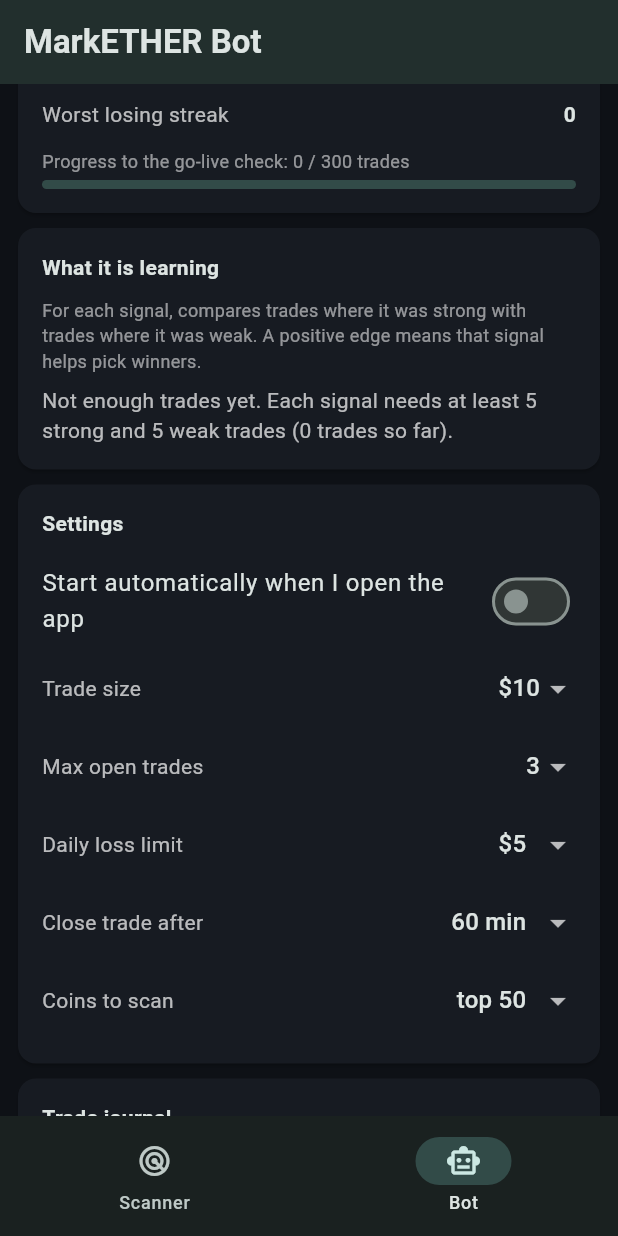
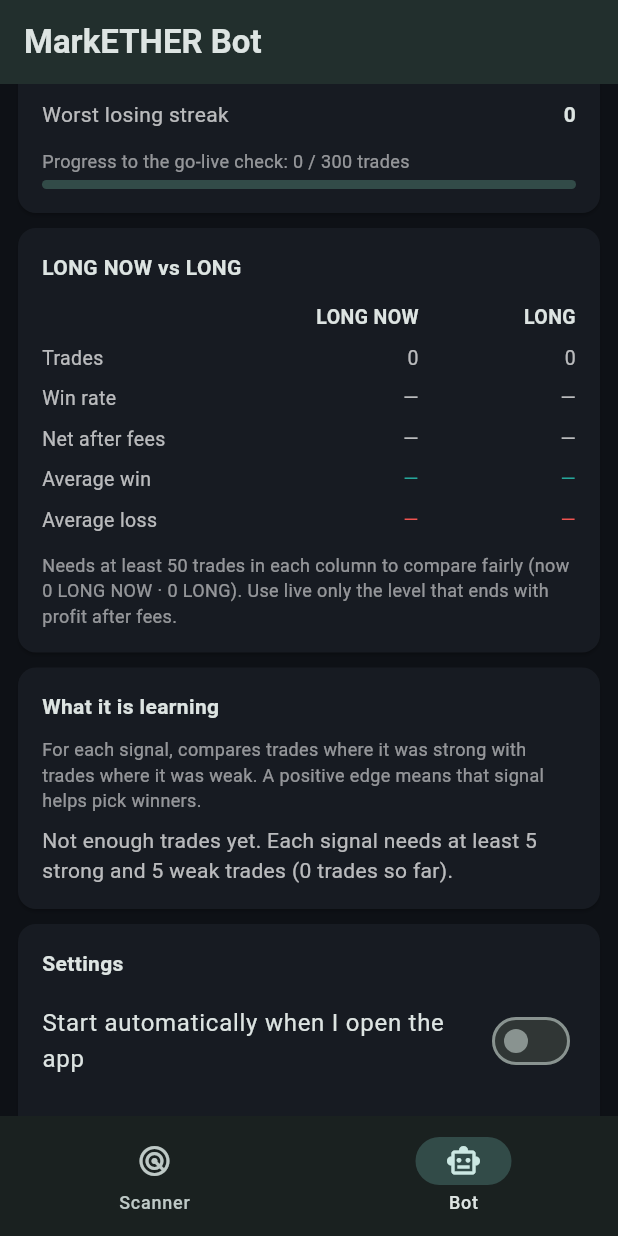
Before and after one commit to FFusa1/MarkETHER, a Flutter app: the screen it shows after launch, item 2 of the bottom bar chosen, scrolled down 576 dp, on a phone screen of 412 x 824 dp. Run offline on Flutter 3.47's test engine with Material 3 defaults, Android fonts, the phone set to English and light mode, and no system bars; our stand-ins replace shared_preferences; missing offline and left inert: flutter_foreground_task; network calls fail.

Commit message:
Add files via upload

```diff
--- a/lib/bot/paper_bot.dart
+++ b/lib/bot/paper_bot.dart
@@ -27,7 +27,11 @@ class BotSettings {
   int topN;
   bool autoStart;
 
+  /// true = also enter on LONG (score 56–69), not only LONG NOW (70+).
+  bool enterOnLong;
+
   BotSettings({
+    this.enterOnLong = true,
     this.tradeSize = 10,
     this.maxOpen = 3,
     this.dailyLossLimit = 5,
@@ -45,6 +49,7 @@ class BotSettings {
         'cooldownMin': cooldownMin,
         'topN': topN,
         'autoStart': autoStart,
+        'enterOnLong': enterOnLong,
       };
 
   factory BotSettings.fromJson(Map<String, dynamic> j) => BotSettings(
@@ -55,6 +60,7 @@ class BotSettings {
         cooldownMin: (j['cooldownMin'] as num?)?.toInt() ?? 15,
         topN: (j['topN'] as num?)?.toInt() ?? 50,
         autoStart: j['autoStart'] as bool? ?? false,
+        enterOnLong: j['enterOnLong'] as bool? ?? true,
       );
 }
 
@@ -202,6 +208,20 @@ Map<String, int> featuresOf(CoinAnalysis c) {
     'Penalties': penalties,
   };
 }
+
+/// Which scalp ratings the bot buys.
+bool shouldEnter(Rating r, bool enterOnLong) =>
+    r == Rating.strongBuy || (enterOnLong && r == Rating.buy);
+
+/// Score of 70+ is LONG NOW; 56–69 is LONG (scores and labels always agree).
+const longNowMinScore = 70;
+bool isLongNowTrade(Trade t) => t.score >= longNowMinScore;
+
+/// Results split by entry signal, to decide which level to use live.
+({BotStats longNow, BotStats long}) statsByTier(List<Trade> trades) => (
+      longNow: BotStats.of(trades.where(isLongNowTrade).toList()),
+      long: BotStats.of(trades.where((t) => !isLongNowTrade(t)).toList()),
+    );
 
 /// Exit decision for a live price check, or null to keep holding.
 /// Stops fill at the current bid (market sell); targets fill at the target
@@ -566,7 +586,7 @@ class PaperBot extends ChangeNotifier {
     for (final c in r.coins) {
       if (open.length >= settings.maxOpen) break;
       if (state != BotState.running) break;
-      if (c.rating != Rating.strongBuy) continue;
+      if (!shouldEnter(c.rating, settings.enterOnLong)) continue;
       if (open.any((p) => p.symbol == c.symbol)) continue;
       final cd = _cooldown[c.symbol];
       if (cd != null && now.isBefore(cd)) continue;
@@ -584,7 +604,8 @@ class PaperBot extends ChangeNotifier {
         lastChecked: now,
         lastBid: c.entry,
       ));
-      lastEvent = 'Bought ${c.base} at ${c.entry} (score ${c.score})';
+      lastEvent = 'Bought ${c.base} at ${c.entry} '
+          '(${c.rating == Rating.strongBuy ? 'LONG NOW' : 'LONG'}, score ${c.score})';
     }
   }
 
--- a/lib/screens/bot_screen.dart
+++ b/lib/screens/bot_screen.dart
@@ -20,6 +20,7 @@ class BotScreen extends StatelessWidget {
             _SummaryRow(bot: bot),
             _OpenPositions(bot: bot),
             _StatsCard(bot: bot),
+            _TierCard(bot: bot),
             _LearningCard(bot: bot),
             _SettingsCard(bot: bot),
             _Journal(bot: bot),
@@ -145,7 +146,8 @@ class _StatusCard extends StatelessWidget {
           const SizedBox(height: 10),
           Text(
             bot.running
-                ? 'Scans the top ${bot.settings.topN} coins every minute and buys LONG NOW signals. '
+                ? 'Scans the top ${bot.settings.topN} coins every minute and buys '
+                    '${bot.settings.enterOnLong ? 'LONG and LONG NOW' : 'only LONG NOW'} signals. '
                     'Checks open trades every 15 seconds. On Android it keeps running in the '
                     'background (you will see a notification) until you press Stop or swipe the app '
                     'away. In a browser it runs while this tab is open.'
@@ -217,8 +219,10 @@ class _OpenPositions extends StatelessWidget {
           : TextButton(onPressed: bot.closeAll, child: const Text('Close all')),
       children: [
         if (bot.open.isEmpty)
-          const Text('No open trades. The bot buys when a coin reaches LONG NOW.',
-              style: TextStyle(color: Colors.white54)),
+          Text(
+              'No open trades. The bot buys when a coin reaches '
+              '${bot.settings.enterOnLong ? 'LONG or LONG NOW' : 'LONG NOW'}.',
+              style: const TextStyle(color: Colors.white54)),
         for (final p in bot.open)
           Padding(
             padding: const EdgeInsets.symmetric(vertical: 6),
@@ -280,6 +284,68 @@ class _StatsCard extends StatelessWidget {
           style: const TextStyle(color: Colors.white54, fontSize: 12)),
       const SizedBox(height: 4),
       LinearProgressIndicator(value: goal, minHeight: 6, borderRadius: BorderRadius.circular(3)),
+    ]);
+  }
+}
+
+class _TierCard extends StatelessWidget {
+  final PaperBot bot;
+  const _TierCard({required this.bot});
+
+  @override
+  Widget build(BuildContext context) {
+    final tiers = statsByTier(bot.trades);
+    Widget cell(String text, {Color? color, bool bold = false, TextAlign align = TextAlign.end}) =>
+        Padding(
+          padding: const EdgeInsets.symmetric(vertical: 4),
+          child: Text(text,
+              textAlign: align,
+              style: TextStyle(
+                  color: color ?? (bold ? null : Colors.white70),
+                  fontWeight: bold ? FontWeight.bold : FontWeight.normal,
+                  fontSize: 13)),
+        );
+    String pct(double v, bool hasAny) => hasAny ? fmtPct(v) : '—';
+    TableRow row(String label, String Function(BotStats) f, [Color? Function(BotStats)? c]) =>
+        TableRow(children: [
+          cell(label, align: TextAlign.start),
+          cell(f(tiers.longNow), color: c?.call(tiers.longNow)),
+          cell(f(tiers.long), color: c?.call(tiers.long)),
+        ]);
+    String verdict() {
+      const need = 50;
+      final a = tiers.longNow, b = tiers.long;
+      if (a.trades < need || b.trades < need) {
+        return 'Needs at least $need trades in each column to compare fairly '
+            '(now ${a.trades} LONG NOW · ${b.trades} LONG). '
+            'Use live only the level that ends with profit after fees.';
+      }
+      final aOk = a.netUsd > 0, bOk = b.netUsd > 0;
+      if (aOk && bOk) return 'Both levels are profitable on paper: "LONG and above" is OK for live.';
+      if (aOk) return 'Only LONG NOW is profitable: set "Enter on" to LONG NOW only before going live.';
+      if (bOk) return 'Only LONG is profitable so far, which is unusual: keep collecting paper data.';
+      return 'Neither level is profitable yet: do not go live, keep paper trading.';
+    }
+
+    return _Section(title: 'LONG NOW vs LONG', children: [
+      Table(
+        columnWidths: const {0: FlexColumnWidth(1.4), 1: FlexColumnWidth(), 2: FlexColumnWidth()},
+        children: [
+          TableRow(children: [
+            cell('', align: TextAlign.start),
+            cell('LONG NOW', bold: true),
+            cell('LONG', bold: true),
+          ]),
+          row('Trades', (s) => '${s.trades}'),
+          row('Win rate', (s) => s.trades == 0 ? '—' : '${s.winRate.toStringAsFixed(0)}%'),
+          row('Net after fees', (s) => s.trades == 0 ? '—' : _usd(s.netUsd),
+              (s) => s.trades == 0 ? null : changeColor(s.netUsd)),
+          row('Average win', (s) => pct(s.avgWinPct, s.wins > 0), (_) => upColor),
+          row('Average loss', (s) => pct(s.avgLossPct, s.trades - s.wins > 0), (_) => downColor),
+        ],
+      ),
+      const SizedBox(height: 8),
+      Text(verdict(), style: const TextStyle(color: Colors.white54, fontSize: 12)),
     ]);
   }
 }
@@ -362,6 +428,8 @@ class _SettingsCard extends StatelessWidget {
         value: s.autoStart,
         onChanged: (v) => bot.updateSettings((x) => x.autoStart = v),
       ),
+      pick<bool>('Enter on', s.enterOnLong, [false, true],
+          (v) => v ? 'LONG and above' : 'LONG NOW only', (v) => s.enterOnLong = v),
       pick<double>('Trade size', s.tradeSize, sizes, (v) => '\$${v.toStringAsFixed(0)}',
           (v) => s.tradeSize = v),
       pick<int>('Max open trades', s.maxOpen, [1, 2, 3, 5], (v) => '$v', (v) => s.maxOpen = v),
```
Also changed, not shown: 1 other file.
